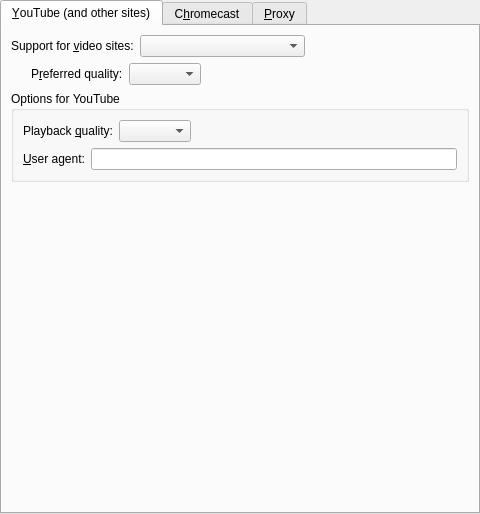
Qt form src/prefnetwork.ui (smplayer-dev/smplayer) before a commit.
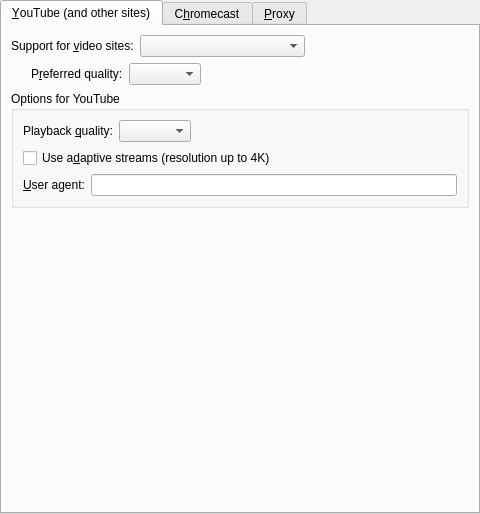
The same form after that commit.

Commit message: Add checkbox 'Use adaptive streams'

```diff
--- a/src/prefnetwork.ui
+++ b/src/prefnetwork.ui
@@ -148,6 +148,13 @@
             </item>
            </layout>
           </item>
+          <item>
+           <widget class="QCheckBox" name="yt_dash_check">
+            <property name="text">
+             <string>Use a&amp;daptive streams (resolution up to 4K)</string>
+            </property>
+           </widget>
+          </item>
           <item>
            <layout class="QHBoxLayout" name="horizontalLayout">
             <item>
```
Left out of the diff: 1 changed line with no effect on the pictures. The commit also changes 2 other files.
